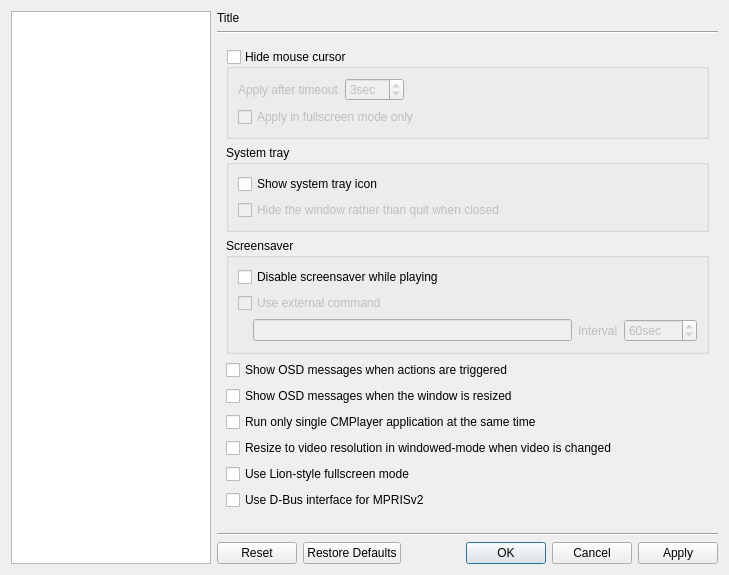
Above: src/cmplayer/ui/prefdialog.ui from bylee20/bomi before the change. Below: the same form after it.
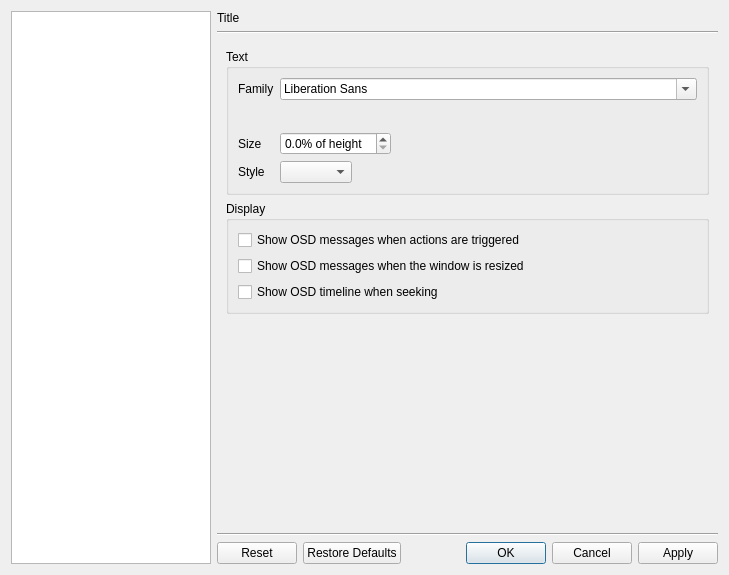
That is the form after the change. Icons and pictures are not drawn. Custom widgets are drawn as their Qt base class.

Commit message: * New: OSD appearance is customizable * New: 'Show OSD timeline when seeking' option

Diff of the .ui file:
```diff
--- a/src/cmplayer/ui/prefdialog.ui
+++ b/src/cmplayer/ui/prefdialog.ui
@@ -72,7 +72,7 @@
      <item>
       <widget class="QStackedWidget" name="stack">
        <property name="currentIndex">
-        <number>14</number>
+        <number>15</number>
        </property>
        <widget class="QWidget" name="open_media">
         <layout class="QVBoxLayout" name="verticalLayout">
@@ -2907,20 +2907,6 @@
            </layout>
           </widget>
          </item>
-         <item>
-          <widget class="QCheckBox" name="show_osd_on_action">
-           <property name="text">
-            <string>Show OSD messages when actions are triggered</string>
-           </property>
-          </widget>
-         </item>
-         <item>
-          <widget class="QCheckBox" name="show_osd_on_resized">
-           <property name="text">
-            <string>Show OSD messages when the window is resized</string>
-           </property>
-          </widget>
-         </item>
          <item>
           <widget class="QCheckBox" name="single_app">
            <property name="text">
@@ -2964,6 +2950,188 @@
          </item>
         </layout>
        </widget>
+       <widget class="QWidget" name="osd">
+        <layout class="QVBoxLayout" name="verticalLayout_39">
+         <item>
+          <widget class="QGroupBox" name="groupBox_28">
+           <property name="sizePolicy">
+            <sizepolicy hsizetype="Preferred" vsizetype="Minimum">
+             <horstretch>0</horstretch>
+             <verstretch>0</verstretch>
+            </sizepolicy>
+           </property>
+           <property name="title">
+            <string>Text</string>
+           </property>
+           <layout class="QFormLayout" name="formLayout_20">
+            <item row="0" column="0">
+             <widget class="QLabel" name="label_56">
+              <property name="text">
+               <string>Family</string>
+              </property>
+             </widget>
+            </item>
+            <item row="0" column="1">
+             <widget class="QFontComboBox" name="osd_font"/>
+            </item>
+            <item row="1" column="1">
+             <layout class="QHBoxLayout" name="horizontalLayout_25">
+              <item>
+               <widget class="ColorSelectWidget" name="osd_color" native="true">
+                <property name="minimumSize">
+                 <size>
+                  <width>10</width>
+                  <height>10</height>
+                 </size>
+                </property>
+               </widget>
+              </item>
+              <item>
+               <widget class="FontOptionWidget" name="osd_font_option" native="true"/>
+              </item>
+              <item>
+               <spacer name="horizontalSpacer_24">
+                <property name="orientation">
+                 <enum>Qt::Horizontal</enum>
+                </property>
+                <property name="sizeHint" stdset="0">
+                 <size>
+                  <width>40</width>
+                  <height>20</height>
+                 </size>
+                </property>
+               </spacer>
+              </item>
+             </layout>
+            </item>
+            <item row="2" column="0">
+             <widget class="QLabel" name="label_57">
+              <property name="text">
+               <string>Size</string>
+              </property>
+             </widget>
+            </item>
+            <item row="2" column="1">
+             <layout class="QHBoxLayout" name="horizontalLayout_27">
+              <item>
+               <widget class="QDoubleSpinBox" name="osd_scale">
+                <property name="accelerated">
+                 <bool>true</bool>
+                </property>
+                <property name="suffix">
+                 <string>% of height</string>
+                </property>
+                <property name="decimals">
+                 <number>1</number>
+                </property>
+                <property name="maximum">
+                 <double>99.000000000000000</double>
+                </property>
+                <property name="singleStep">
+                 <double>1.000000000000000</double>
+                </property>
+               </widget>
+              </item>
+              <item>
+               <spacer name="horizontalSpacer_25">
+                <property name="orientation">
+                 <enum>Qt::Horizontal</enum>
+                </property>
+                <property name="sizeHint" stdset="0">
+                 <size>
+                  <width>40</width>
+                  <height>20</height>
+                 </size>
+                </property>
+               </spacer>
+              </item>
+             </layout>
+            </item>
+            <item row="3" column="0">
+             <widget class="QLabel" name="label_58">
+              <property name="text">
+               <string>Style</string>
+              </property>
+             </widget>
+            </item>
+            <item row="3" column="1">
+             <layout class="QHBoxLayout" name="horizontalLayout_28">
+              <item>
+               <widget class="TextThemeStyleComboBox" name="osd_style"/>
+              </item>
+              <item>
+               <widget class="ColorSelectWidget" name="osd_style_color" native="true">
+                <property name="minimumSize">
+                 <size>
+                  <width>10</width>
+                  <height>10</height>
+                 </size>
+                </property>
+               </widget>
+              </item>
+              <item>
+               <spacer name="horizontalSpacer_26">
+                <property name="orientation">
+                 <enum>Qt::Horizontal</enum>
+                </property>
+                <property name="sizeHint" stdset="0">
+                 <size>
+                  <width>40</width>
+                  <height>20</height>
+                 </size>
+                </property>
+               </spacer>
+              </item>
+             </layout>
+            </item>
+           </layout>
+          </widget>
+         </item>
+         <item>
+          <widget class="QGroupBox" name="groupBox_29">
+           <property name="title">
+            <string>Display</string>
+           </property>
+           <layout class="QVBoxLayout" name="verticalLayout_34">
+            <item>
+             <widget class="QCheckBox" name="show_osd_on_action">
+              <property name="text">
+               <string>Show OSD messages when actions are triggered</string>
+              </property>
+             </widget>
+            </item>
+            <item>
+             <widget class="QCheckBox" name="show_osd_on_resized">
+              <property name="text">
+               <string>Show OSD messages when the window is resized</string>
+              </property>
+             </widget>
+            </item>
+            <item>
+             <widget class="QCheckBox" name="show_osd_timeline">
+              <property name="text">
+               <string>Show OSD timeline when seeking</string>
+              </property>
+             </widget>
+            </item>
+           </layout>
+          </widget>
+         </item>
+         <item>
+          <spacer name="verticalSpacer">
+           <property name="orientation">
+            <enum>Qt::Vertical</enum>
+           </property>
+           <property name="sizeHint" stdset="0">
+            <size>
+             <width>20</width>
+             <height>190</height>
+            </size>
+           </property>
+          </spacer>
+         </item>
+        </layout>
+       </widget>
        <widget class="QWidget" name="ui_mouse">
         <layout class="QVBoxLayout" name="verticalLayout_25">
          <property name="topMargin">
@@ -3454,6 +3622,11 @@
    <extends>QComboBox</extends>
    <header>widgets.hpp</header>
   </customwidget>
+  <customwidget>
+   <class>TextThemeStyleComboBox</class>
+   <extends>QComboBox</extends>
+   <header>widgets.hpp</header>
+  </customwidget>
  </customwidgets>
  <resources>
   <include location="../rsclist.qrc"/>
```
The commit also changes 24 other files.
